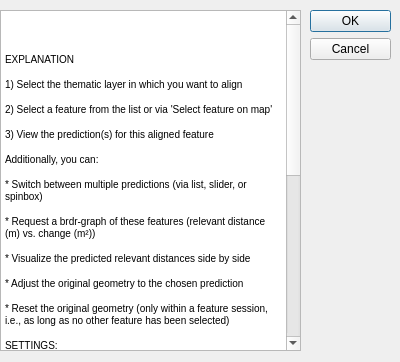
Before: the Qt Designer form plugin/brdrq/brdrq_help.ui in OnroerendErfgoed/brdrQ, drawn with Qt 5.
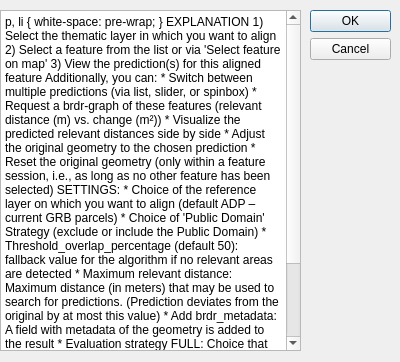
After: the same form once the commit is applied.

Commit message: formula to metadata and metadata_flag

Diff of the .ui file:
```diff
--- a/plugin/brdrq/brdrq_help.ui
+++ b/plugin/brdrq/brdrq_help.ui
@@ -63,7 +63,7 @@
 &lt;p style=&quot; margin-top:12px; margin-bottom:12px; margin-left:0px; margin-right:0px; -qt-block-indent:0; text-indent:0px;&quot;&gt;&lt;span style=&quot; font-size:7.8pt;&quot;&gt;* Choice of 'Public Domain' Strategy (exclude or include the Public Domain)&lt;/span&gt;    &lt;/p&gt;
 &lt;p style=&quot; margin-top:12px; margin-bottom:12px; margin-left:0px; margin-right:0px; -qt-block-indent:0; text-indent:0px;&quot;&gt;&lt;span style=&quot; font-size:7.8pt;&quot;&gt;* Threshold_overlap_percentage (default 50): fallback value for the algorithm if no relevant areas are detected&lt;/span&gt;    &lt;/p&gt;
 &lt;p style=&quot; margin-top:12px; margin-bottom:12px; margin-left:0px; margin-right:0px; -qt-block-indent:0; text-indent:0px;&quot;&gt;&lt;span style=&quot; font-size:7.8pt;&quot;&gt;* Maximum relevant distance: Maximum distance (in meters) that may be used to search for predictions. (Prediction deviates from the original by at most this value)&lt;/span&gt;    &lt;/p&gt;
-&lt;p style=&quot; margin-top:12px; margin-bottom:12px; margin-left:0px; margin-right:0px; -qt-block-indent:0; text-indent:0px;&quot;&gt;&lt;span style=&quot; font-size:7.8pt;&quot;&gt;* Add brdr_formula: A field with a descriptive formula of the geometry is added to the result&lt;/span&gt;    &lt;/p&gt;
+&lt;p style=&quot; margin-top:12px; margin-bottom:12px; margin-left:0px; margin-right:0px; -qt-block-indent:0; text-indent:0px;&quot;&gt;&lt;span style=&quot; font-size:7.8pt;&quot;&gt;* Add brdr_metadata: A field with metadata of the geometry is added to the result&lt;/span&gt;    &lt;/p&gt;
 &lt;p style=&quot; margin-top:12px; margin-bottom:12px; margin-left:0px; margin-right:0px; -qt-block-indent:0; text-indent:0px;&quot;&gt;&lt;span style=&quot; font-size:7.8pt;&quot;&gt;* Evaluation strategy FULL: Choice that determines the prediction score based on complete overlap with reference polygons:&lt;/span&gt;    &lt;/p&gt;
 &lt;p style=&quot; margin-top:12px; margin-bottom:12px; margin-left:0px; margin-right:0px; -qt-block-indent:0; text-indent:0px;&quot;&gt;&lt;span style=&quot; font-size:7.8pt;&quot;&gt; * ONLY_FULL: Only predictions with full reference overlap are shown&lt;/span&gt;    &lt;/p&gt;
 &lt;p style=&quot; margin-top:12px; margin-bottom:12px; margin-left:0px; margin-right:0px; -qt-block-indent:0; text-indent:0px;&quot;&gt;&lt;span style=&quot; font-size:7.8pt;&quot;&gt; * PREFER_FULL: Predictions with full reference overlap get a higher score, others are still shown&lt;/span&gt;    &lt;/p&gt;
```
The commit also changes 10 other files.
